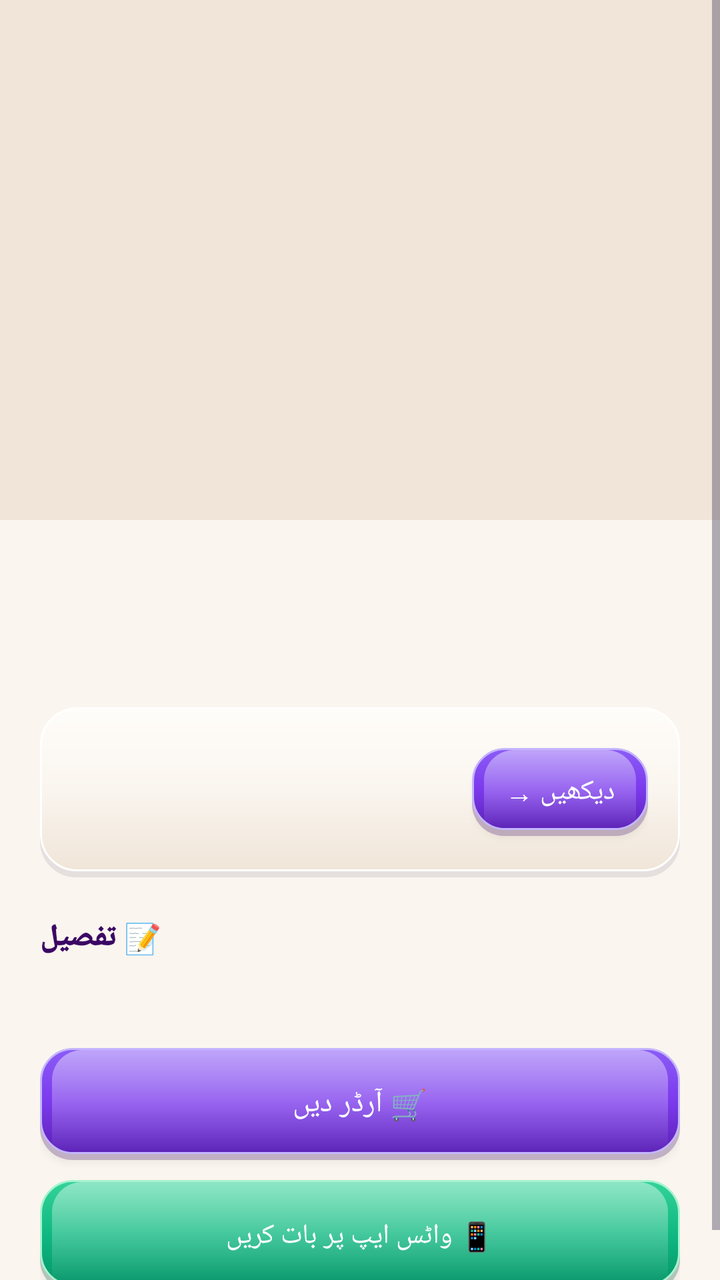
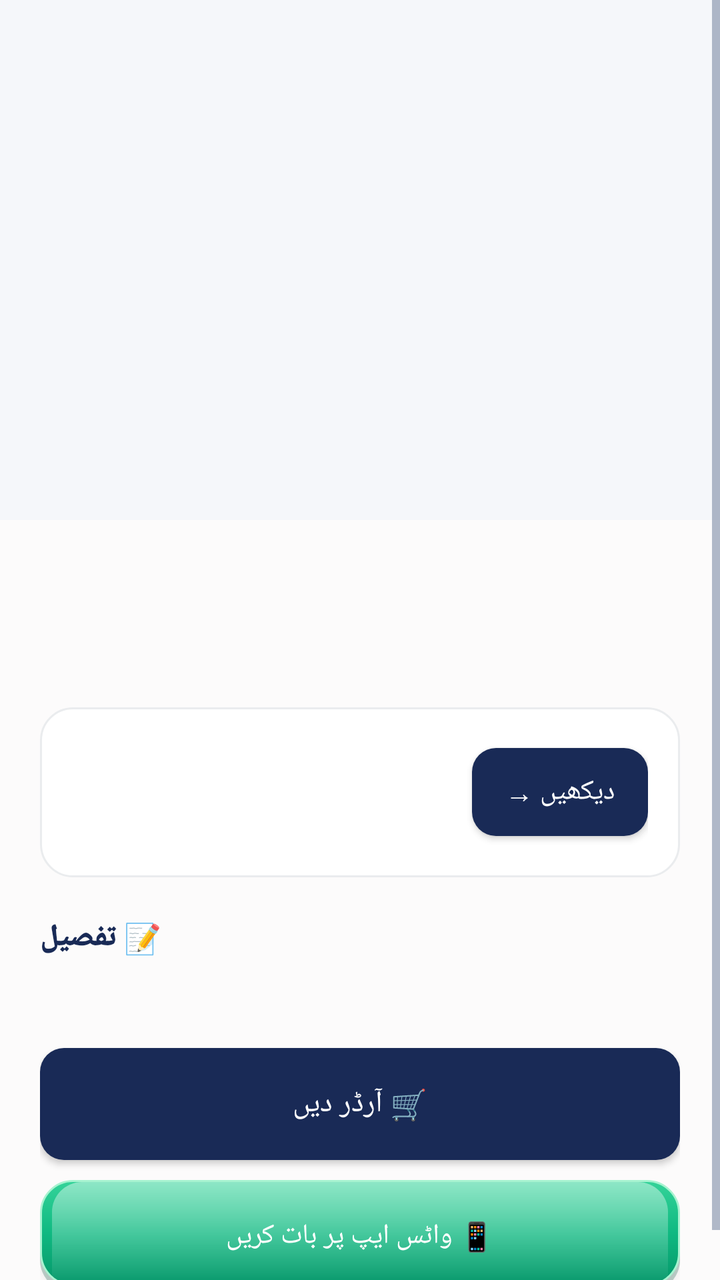

An Android layout rendered at two revisions. The XML below is the earlier revision; the diff shows what the commit changed to produce the second picture.
<!-- AndroidManifest.xml: application theme Theme.SheEmpower -->
<!-- res/layout/activity_product_detail.xml -->
<?xml version="1.0" encoding="utf-8"?>
<ScrollView xmlns:android="http://schemas.android.com/apk/res/android"
    android:layout_width="match_parent"
    android:layout_height="match_parent"
    android:background="@color/bg_cream">

    <LinearLayout
        android:layout_width="match_parent"
        android:layout_height="wrap_content"
        android:background="@color/bg_cream"
        android:orientation="vertical">

        <ImageView
            android:id="@+id/ivProduct"
            android:layout_width="match_parent"
            android:layout_height="260dp"
            android:scaleType="centerCrop"
            android:background="@color/skeu_cream_dark" />

        <LinearLayout
            android:layout_width="match_parent"
            android:layout_height="wrap_content"
            android:orientation="vertical"
            android:padding="20dp">

            <TextView
                android:id="@+id/tvProductName"
                android:layout_width="match_parent"
                android:layout_height="wrap_content"
                android:textSize="22sp"
                android:fontFamily="sans-serif-black"
                android:textColor="@color/text_dark" />

            <TextView
                android:id="@+id/tvProductPrice"
                android:layout_width="match_parent"
                android:layout_height="wrap_content"
                android:textSize="18sp"
                android:textColor="@color/lavender_primary"
                android:fontFamily="sans-serif-bold"
                android:layout_marginTop="4dp" />

            
            <LinearLayout
                android:layout_width="match_parent"
                android:layout_height="wrap_content"
                android:orientation="horizontal"
                android:background="@drawable/bg_skeu_card"
                android:padding="16dp"
                android:layout_marginTop="16dp"
                android:gravity="center_vertical">

                <LinearLayout
                    android:layout_width="0dp"
                    android:layout_height="wrap_content"
                    android:layout_weight="1"
                    android:orientation="vertical">

                    <TextView
                        android:id="@+id/tvSellerName"
                        android:layout_width="wrap_content"
                        android:layout_height="wrap_content"
                        android:fontFamily="sans-serif-black"
                        android:textColor="@color/text_dark"
                        android:textSize="15sp" />

                    <TextView
                        android:id="@+id/tvSellerMeta"
                        android:layout_width="wrap_content"
                        android:layout_height="wrap_content"
                        android:textColor="@color/text_gray"
                        android:textSize="12sp" />

                    <TextView
                        android:id="@+id/tvSellerRating"
                        android:layout_width="wrap_content"
                        android:layout_height="wrap_content"
                        android:textColor="@color/star_gold"
                        android:fontFamily="sans-serif-medium"
                        android:textSize="12sp" />
                </LinearLayout>

                <Button
                    android:id="@+id/btnViewSeller"
                    android:layout_width="wrap_content"
                    android:layout_height="44dp"
                    android:text="دیکھیں →"
                    android:fontFamily="sans-serif-medium"
                    android:background="@drawable/bg_skeu_button_primary"
                    android:textColor="#FFFFFF" />
            </LinearLayout>

            <TextView
                android:layout_width="wrap_content"
                android:layout_height="wrap_content"
                android:text="📝 تفصیل"
                android:fontFamily="sans-serif-black"
                android:textSize="15sp"
                android:textColor="@color/lavender_text"
                android:layout_marginTop="20dp" />

            <TextView
                android:id="@+id/tvDescription"
                android:layout_width="match_parent"
                android:layout_height="wrap_content"
                android:textColor="@color/text_dark"
                android:textSize="14sp"
                android:layout_marginTop="6dp" />

            <Button
                android:id="@+id/btnPlaceOrder"
                android:layout_width="match_parent"
                android:layout_height="56dp"
                android:text="🛒 آرڈر دیں"
                android:textSize="15sp"
                android:fontFamily="sans-serif-medium"
                android:background="@drawable/bg_skeu_button_primary"
                android:textColor="#FFFFFF"
                android:layout_marginTop="20dp" />

            <Button
                android:id="@+id/btnWhatsApp"
                android:layout_width="match_parent"
                android:layout_height="56dp"
                android:text="📱 واٹس ایپ پر بات کریں"
                android:textSize="14sp"
                android:fontFamily="sans-serif-medium"
                android:background="@drawable/bg_skeu_button_green"
                android:textColor="#FFFFFF"
                android:layout_marginTop="10dp" />

        </LinearLayout>
    </LinearLayout>
</ScrollView>
<!-- resources referenced by this layout -->
<resources>
  <color name="bg_cream">#FAF5EF</color>
  <color name="lavender_primary">#7C3AED</color>
  <color name="lavender_text">#3B0764</color>
  <color name="skeu_cream_dark">#F0E5D8</color>
  <color name="star_gold">#F59E0B</color>
  <color name="text_dark">#2D253B</color>
  <color name="text_gray">#6B637B</color>
  <!-- drawable bg_skeu_button_primary (drawable) -->
  <?xml version="1.0" encoding="utf-8"?>
  <layer-list xmlns:android="http://schemas.android.com/apk/res/android">
      
      <item android:top="3dp">
          <shape android:shape="rectangle">
              <solid android:color="#403B0764" />
              <corners android:radius="16dp" />
          </shape>
      </item>
      
      <item android:bottom="3dp">
          <shape android:shape="rectangle">
              <gradient
                  android:startColor="#8B5CF6"
                  android:centerColor="@color/lavender_primary"
                  android:endColor="@color/lavender_dark"
                  android:angle="270" />
              <stroke android:width="1dp" android:color="#C4B5FD" />
              <corners android:radius="16dp" />
          </shape>
      </item>
      
      <item android:bottom="3dp" android:top="1dp" android:left="6dp" android:right="6dp">
          <shape android:shape="rectangle">
              <gradient
                  android:startColor="#70FFFFFF"
                  android:endColor="#00FFFFFF"
                  android:angle="270" />
              <corners android:topLeftRadius="15dp" android:topRightRadius="15dp" />
          </shape>
      </item>
  </layer-list>
  <!-- drawable bg_skeu_card (drawable) -->
  <?xml version="1.0" encoding="utf-8"?>
  <layer-list xmlns:android="http://schemas.android.com/apk/res/android">
      
      <item android:top="3dp">
          <shape android:shape="rectangle">
              <solid android:color="#1A2D253B" />
              <corners android:radius="18dp" />
          </shape>
      </item>
      
      <item android:bottom="3dp">
          <shape android:shape="rectangle">
              <gradient
                  android:startColor="#FFFDF9"
                  android:centerColor="#FAF5EF"
                  android:endColor="#F0E5D8"
                  android:angle="270" />
              <stroke android:width="1dp" android:color="#FFFFFF" />
              <corners android:radius="18dp" />
          </shape>
      </item>
  </layer-list>
  <style name="Theme.SheEmpower" parent="Theme.AppCompat.Light.NoActionBar">
          <item name="colorPrimary">@color/lavender_primary</item>
          <item name="colorPrimaryDark">@color/lavender_dark</item>
          <item name="colorAccent">@color/lavender_primary</item>
          <item name="android:windowBackground">@color/bg_cream</item>
          <item name="android:colorBackground">@color/bg_cream</item>
          <item name="android:textColorPrimary">@color/text_dark</item>
          <item name="android:textColorSecondary">@color/text_gray</item>
      </style>
  <color name="lavender_dark">#5B21B6</color>
  <!-- unchanged entries left out for length: 1 -->
</resources>

<!-- the commit's change to res/layout/activity_product_detail.xml (unified diff, before → after) -->
@@ -2,12 +2,11 @@
 <ScrollView xmlns:android="http://schemas.android.com/apk/res/android"
     android:layout_width="match_parent"
     android:layout_height="match_parent"
-    android:background="@color/bg_cream">
+    android:background="@color/background">
 
     <LinearLayout
         android:layout_width="match_parent"
         android:layout_height="wrap_content"
-        android:background="@color/bg_cream"
         android:orientation="vertical">
 
         <ImageView
@@ -15,7 +14,7 @@
             android:layout_width="match_parent"
             android:layout_height="260dp"
             android:scaleType="centerCrop"
-            android:background="@color/skeu_cream_dark" />
+            android:background="@color/gray_light" />
 
         <LinearLayout
             android:layout_width="match_parent"
@@ -29,14 +28,14 @@
                 android:layout_height="wrap_content"
                 android:textSize="22sp"
                 android:fontFamily="sans-serif-black"
-                android:textColor="@color/text_dark" />
+                android:textColor="@color/text_primary" />
 
             <TextView
                 android:id="@+id/tvProductPrice"
                 android:layout_width="match_parent"
                 android:layout_height="wrap_content"
                 android:textSize="18sp"
-                android:textColor="@color/lavender_primary"
+                android:textColor="@color/primary"
                 android:fontFamily="sans-serif-bold"
                 android:layout_marginTop="4dp" />
 
@@ -61,14 +60,14 @@
                         android:layout_width="wrap_content"
                         android:layout_height="wrap_content"
                         android:fontFamily="sans-serif-black"
-                        android:textColor="@color/text_dark"
+                        android:textColor="@color/text_primary"
                         android:textSize="15sp" />
 
                     <TextView
                         android:id="@+id/tvSellerMeta"
                         android:layout_width="wrap_content"
                         android:layout_height="wrap_content"
-                        android:textColor="@color/text_gray"
+                        android:textColor="@color/text_secondary"
                         android:textSize="12sp" />
 
                     <TextView
@@ -96,14 +95,14 @@
                 android:text="📝 تفصیل"
                 android:fontFamily="sans-serif-black"
                 android:textSize="15sp"
-                android:textColor="@color/lavender_text"
+                android:textColor="@color/text_primary"
                 android:layout_marginTop="20dp" />
 
             <TextView
                 android:id="@+id/tvDescription"
                 android:layout_width="match_parent"
                 android:layout_height="wrap_content"
-                android:textColor="@color/text_dark"
+                android:textColor="@color/text_primary"
                 android:textSize="14sp"
                 android:layout_marginTop="6dp" />
 
<!-- resource entries referenced after the edit -->
@@ -1,78 +1,41 @@
 <!-- resources referenced by this layout -->
 <resources>
-  <color name="bg_cream">#FAF5EF</color>
-  <color name="lavender_primary">#7C3AED</color>
-  <color name="lavender_text">#3B0764</color>
-  <color name="skeu_cream_dark">#F0E5D8</color>
-  <color name="star_gold">#F59E0B</color>
-  <color name="text_dark">#2D253B</color>
-  <color name="text_gray">#6B637B</color>
+  <color name="background">#FCFBFB</color>
+  <color name="gray_light">#F5F7FA</color>
+  <color name="primary">#192A56</color>
+  <color name="star_gold">#F7D794</color>
+  <color name="text_primary">#192A56</color>
+  <color name="text_secondary">#6B7A99</color>
   <!-- drawable bg_skeu_button_primary (drawable) -->
   <?xml version="1.0" encoding="utf-8"?>
-  <layer-list xmlns:android="http://schemas.android.com/apk/res/android">
-      
-      <item android:top="3dp">
-          <shape android:shape="rectangle">
-              <solid android:color="#403B0764" />
-              <corners android:radius="16dp" />
-          </shape>
-      </item>
-      
-      <item android:bottom="3dp">
-          <shape android:shape="rectangle">
-              <gradient
-                  android:startColor="#8B5CF6"
-                  android:centerColor="@color/lavender_primary"
-                  android:endColor="@color/lavender_dark"
-                  android:angle="270" />
-              <stroke android:width="1dp" android:color="#C4B5FD" />
-              <corners android:radius="16dp" />
-          </shape>
-      </item>
-      
-      <item android:bottom="3dp" android:top="1dp" android:left="6dp" android:right="6dp">
-          <shape android:shape="rectangle">
-              <gradient
-                  android:startColor="#70FFFFFF"
-                  android:endColor="#00FFFFFF"
-                  android:angle="270" />
-              <corners android:topLeftRadius="15dp" android:topRightRadius="15dp" />
-          </shape>
-      </item>
-  </layer-list>
+  <shape xmlns:android="http://schemas.android.com/apk/res/android"
+      android:shape="rectangle">
+      <solid android:color="@color/midnight_navy" />
+      <corners android:radius="12dp" />
+  </shape>
   <!-- drawable bg_skeu_card (drawable) -->
   <?xml version="1.0" encoding="utf-8"?>
-  <layer-list xmlns:android="http://schemas.android.com/apk/res/android">
-      
-      <item android:top="3dp">
-          <shape android:shape="rectangle">
-              <solid android:color="#1A2D253B" />
-              <corners android:radius="18dp" />
-          </shape>
-      </item>
-      
-      <item android:bottom="3dp">
-          <shape android:shape="rectangle">
-              <gradient
-                  android:startColor="#FFFDF9"
-                  android:centerColor="#FAF5EF"
-                  android:endColor="#F0E5D8"
-                  android:angle="270" />
-              <stroke android:width="1dp" android:color="#FFFFFF" />
-              <corners android:radius="18dp" />
-          </shape>
-      </item>
-  </layer-list>
+  <shape xmlns:android="http://schemas.android.com/apk/res/android"
+      android:shape="rectangle">
+      <solid android:color="@color/white" />
+      <corners android:radius="16dp" />
+      <stroke android:color="@color/card_border" android:width="1dp" />
+  </shape>
   <style name="Theme.SheEmpower" parent="Theme.AppCompat.Light.NoActionBar">
-          <item name="colorPrimary">@color/lavender_primary</item>
-          <item name="colorPrimaryDark">@color/lavender_dark</item>
-          <item name="colorAccent">@color/lavender_primary</item>
-          <item name="android:windowBackground">@color/bg_cream</item>
-          <item name="android:colorBackground">@color/bg_cream</item>
-          <item name="android:textColorPrimary">@color/text_dark</item>
-          <item name="android:textColorSecondary">@color/text_gray</item>
+          <item name="colorPrimary">@color/primary</item>
+          <item name="colorPrimaryDark">@color/primary_dark</item>
+          <item name="colorAccent">@color/accent</item>
+          <item name="android:windowBackground">@color/background</item>
+          <item name="android:colorBackground">@color/background</item>
+          <item name="android:textColorPrimary">@color/text_primary</item>
+          <item name="android:textColorSecondary">@color/text_secondary</item>
+          <item name="android:statusBarColor">@color/primary_dark</item>
       </style>
-  <color name="lavender_dark">#5B21B6</color>
+  <color name="midnight_navy">#192A56</color>
+  <color name="white">#FFFFFF</color>
+  <color name="card_border">#EAECEE</color>
+  <color name="primary_dark">#0F1B3D</color>
+  <color name="accent">#F7D794</color>
   <!-- unchanged entries left out for length: 1 -->
 </resources>
 
